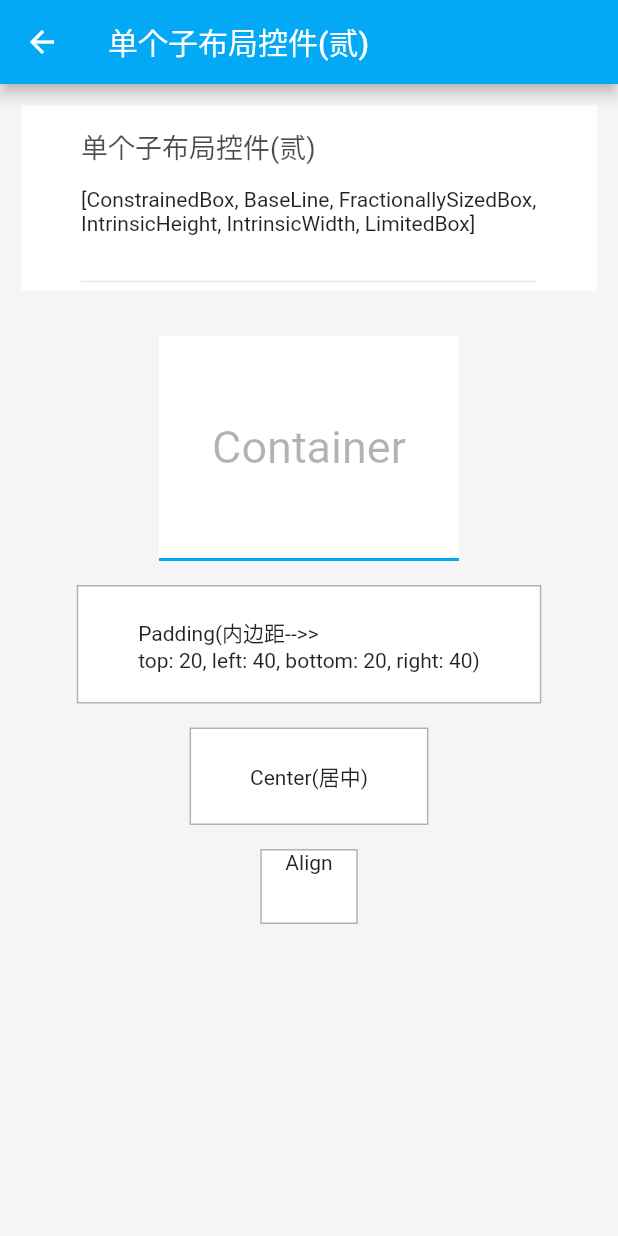
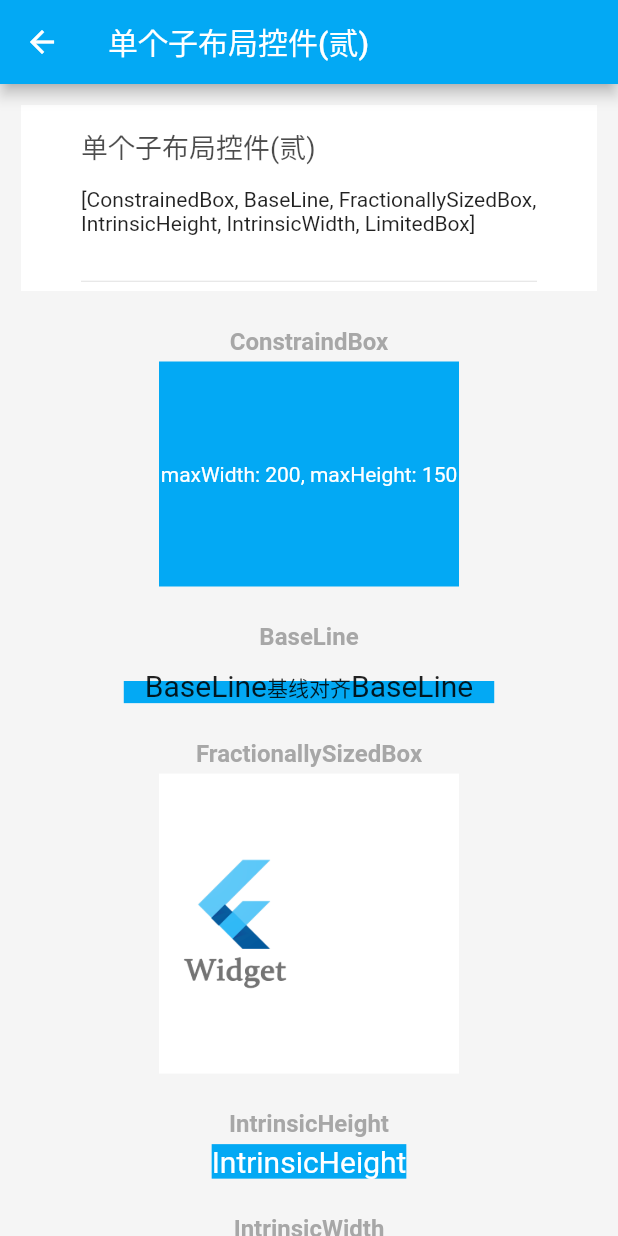
Before and after one commit to WitheredSkull/Flutter_Widget, a Flutter app: the screen it shows after launch, after a tap on "单个子布局控件(贰)", on a phone screen of 412 x 824 dp. Run offline on Flutter 3.47's test engine with Material 2 defaults, Android fonts, the phone set to English and light mode, and no system bars.

Commit message:
完成了大约十个部件，有些Flutter到底写的啥玩意，做出来完全没什么效果，官方文档页不够全面的，哎

```diff
--- a/lib/view/base/BaseCodeState.dart
+++ b/lib/view/base/BaseCodeState.dart
@@ -10,12 +10,12 @@ abstract class BaseCodeState<T extends StatefulWidget> extends State<T> {
   String copeContent;
 
   ///是否需要跳转功能
-  bool isEnableCode = false;
+  bool isEnableCode;
 
   BaseCodeState({
     this.path,
     this.copeContent,
-    this.isEnableCode,
+    this.isEnableCode = false,
   });
 
   @override
--- a/lib/view/container/Layout.dart
+++ b/lib/view/container/Layout.dart
@@ -1,11 +1,14 @@
 import 'package:flutter/material.dart';
 import 'package:flutter_widget/view/base/BaseCodeState.dart';
 import 'package:flutter_widget/view/widget/AlignWidget.dart';
+import 'package:flutter_widget/view/widget/AspectRatioWidget.dart';
 import 'package:flutter_widget/view/widget/CenterWidget.dart';
 import 'package:flutter_widget/view/widget/ContainerWidget.dart';
 import 'package:flutter_widget/view/widget/Explan.dart';
 import 'package:flutter_widget/model/bean/ItemViewExplainBean.dart';
 import 'package:flutter_widget/application/app.dart' as APP;
+import 'package:flutter_widget/view/widget/FittedBoxWidget.dart';
+import 'package:flutter_widget/view/widget/ItemName.dart';
 import 'package:flutter_widget/view/widget/PaddingWidget.dart';
 
 class LayoutPage extends StatefulWidget {
@@ -41,37 +44,50 @@ class LayoutState extends BaseCodeState<LayoutPage> {
               Text(widget.data.explain)
             ],
           ),
-          SizedBox(
-            height: 16,
-          ),
+          ItemName("Container"),
           ContainerWidget(),
-          SizedBox(
-            height: 16,
-          ),
+          ItemName("Padding"),
           Container(
             child: PaddingWidget(),
             decoration: BoxDecoration(
                 color: Colors.white,
                 border: Border.all(color: Colors.black.withOpacity(0.3))),
           ),
-          SizedBox(
-            height: 16,
-          ),
+          ItemName("Center"),
           Container(
             child: CenterWidget(),
             decoration: BoxDecoration(
                 color: Colors.white,
                 border: Border.all(color: Colors.black.withOpacity(0.3))),
           ),
-          SizedBox(
-            height: 16,
-          ),
+          ItemName("Align"),
           Container(
             child: AlignWidget(),
             decoration: BoxDecoration(
                 color: Colors.white,
                 border: Border.all(color: Colors.black.withOpacity(0.3))),
           ),
+          ItemName("FittedBox"),
+          Container(
+            width: 200,
+            height: 150,
+            child: FittedBoxWidget(),
+            decoration: BoxDecoration(
+                color: Colors.white,
+                border: Border.all(color: Colors.black.withOpacity(0.3))),
+          ),
+          ItemName("AspectRatio"),
+          Container(
+            width: 100,
+            child: Align(
+              alignment: Alignment.center,
+              child: AspectRatioWidget(),
+            ),
+            decoration: BoxDecoration(
+                color: Colors.white,
+                border: Border.all(color: Colors.black.withOpacity(0.3))),
+          ),
+          SizedBox(height: 48,)
         ],
       ),
     );
--- /dev/null
+++ b/lib/view/container/Layout2.dart
@@ -0,0 +1,82 @@
+import 'package:flutter/material.dart';
+import 'package:flutter_widget/model/bean/ItemViewExplainBean.dart';
+import 'package:flutter_widget/view/base/BaseCodeState.dart';
+import 'package:flutter_widget/view/widget/BaseLineWidget.dart';
+import 'package:flutter_widget/view/widget/ConstrainedBoxWidget.dart';
+import 'package:flutter_widget/view/widget/Explan.dart';
+import 'package:flutter_widget/application/app.dart' as APP;
+import 'package:flutter_widget/view/widget/FractionallySizedBoxWidget.dart';
+import 'package:flutter_widget/view/widget/IntrinsicHeightWidget.dart';
+import 'package:flutter_widget/view/widget/IntrinsicWidthWidget.dart';
+import 'package:flutter_widget/view/widget/ItemName.dart';
+import 'package:flutter_widget/view/widget/LimitedBoxWidget.dart';
+
+class Layout2Page extends StatefulWidget {
+  ItemViewExplainBean data;
+
+  Layout2Page(this.data);
+
+  @override
+  State<StatefulWidget> createState() {
+    return Layout2State();
+  }
+}
+
+class Layout2State extends BaseCodeState<Layout2Page> {
+  @override
+  Widget body() {
+    return SingleChildScrollView(
+      child: Column(
+        crossAxisAlignment: CrossAxisAlignment.center,
+        children: <Widget>[
+          Explan(
+            widget.data.title,
+            marginTop: APP.AssetsSize.SIZE_DEFAULT_PADDING,
+            children: <Widget>[
+              Text(widget.data.subtitle),
+              Text(widget.data.explain)
+            ],
+          ),
+          ItemName("ConstraindBox"),
+          ConstrainedBoxWidget(),
+          ItemName("BaseLine"),
+          Container(
+            margin: EdgeInsets.only(top: 16),
+            color: Colors.lightBlue,
+            padding: EdgeInsets.only(left: 14, right: 14),
+            child: Row(
+              mainAxisSize: MainAxisSize.min,
+              children: <Widget>[
+                BaseLineWidget(),
+                Baseline(baseline: 10, baselineType: TextBaseline.ideographic,child: Text("基线对齐"),),
+                BaseLineWidget(),
+              ],
+            ),
+          ),
+          ItemName("FractionallySizedBox"),
+          Container(
+            width: 200,
+            height: 200,
+            color: Colors.white,
+            child: FractionallySizedBoxWidget(),
+          ),
+          ItemName("IntrinsicHeight"),
+          IntrinsicHeightWidget(),
+          ItemName("IntrinsicWidth"),
+          IntrinsicWidthWidget(),
+          ItemName("IntrinsicWidth"),
+          LimitedBoxWidget(),
+          SizedBox(height: 48,)
+        ],
+      ),
+    );
+  }
+
+  @override
+  void initData() {}
+
+  @override
+  String title() {
+    return widget.data.title;
+  }
+}
--- a/lib/view/home/Basics.dart
+++ b/lib/view/home/Basics.dart
@@ -3,6 +3,8 @@ import 'dart:math';
 import 'package:flutter/material.dart';
 import 'package:flutter_widget/presenter/BasicsPresenter.dart';
 import 'package:flutter_widget/view/container/Layout.dart';
+import 'package:flutter_widget/view/container/Layout2.dart';
+import 'package:flutter_widget/view/container/Layout3.dart';
 import 'package:flutter_widget/view/list/InfiniteList.dart';
 import 'package:flutter_widget/view/widget/Item.dart';
 import 'package:flutter_widget/view/widget/Rectangle.dart';
@@ -52,7 +54,7 @@ class BasicsState extends State<BasicsPage> {
               presenter.itemData[1].subtitle,
               onTap: () {
                 Navigator.push(context, MaterialPageRoute(builder: (setting) {
-                  return LayoutPage(
+                  return Layout2Page(
                     presenter.itemData[1],
                   );
                 }));
@@ -65,7 +67,7 @@ class BasicsState extends State<BasicsPage> {
               presenter.itemData[2].subtitle,
               onTap: () {
                 Navigator.push(context, MaterialPageRoute(builder: (setting) {
-                  return LayoutPage(
+                  return Layout3Page(
                     presenter.itemData[2],
                   );
                 }));
--- a/lib/view/widget/AlignWidget.dart
+++ b/lib/view/widget/AlignWidget.dart
@@ -6,11 +6,11 @@ class AlignWidget extends StatelessWidget{
   Widget build(BuildContext context) {
     return Align(
       ///子部件
-      child: Text("Align"),
+      child: Text("Alignment.topLeft(文字对齐顶部左边)\nwidthFactor: 1.5(宽是文字的1.5倍)\nheightFactor: 3.0(高是文字三倍)"),
       ///对齐方式
-      alignment: Alignment.topCenter,
+      alignment: Alignment.topLeft,
       ///宽度缩放因子,当前2.0表示实际内容宽度的两倍,3.0就是3倍
-      widthFactor: 2.0,
+      widthFactor: 1.5,
       ///高度缩放因子
       heightFactor: 3.0,
     );
--- /dev/null
+++ b/lib/view/widget/BaseLineWidget.dart
@@ -0,0 +1,21 @@
+import 'package:flutter/material.dart';
+
+class BaseLineWidget extends StatelessWidget {
+  @override
+
+  ///此部件会让子部件根据基线(baseline)定位位置
+  ///A widget that positions its child according to the child's baseline.
+  Widget build(BuildContext context) {
+    return Baseline(
+      ///基线距离顶部的位置
+      baseline: 10,
+      ///基线对齐的类型：TextBaseline.alphabetic(按照字母),TextBaseline.ideographic(按照文字)
+      baselineType: TextBaseline.ideographic,
+      ///子部件
+      child: Text(
+        "BaseLine",
+        style: TextStyle(fontSize: 20),
+      ),
+    );
+  }
+}
--- /dev/null
+++ b/lib/view/widget/ConstrainedBoxWidget.dart
@@ -0,0 +1,24 @@
+import 'package:flutter/material.dart';
+
+class ConstrainedBoxWidget extends StatelessWidget {
+  @override
+  Widget build(BuildContext context) {
+    ///可以自由约束宽高的部件
+    ///A convenience widget that combines common painting, positioning, and sizing widgets.
+    return ConstrainedBox(
+      ///限制条件，比如我现在限制了他的最大大小为宽200，高150，但是的子部件宽高相等
+      ///实际展示出来将的会是ConstrainedBox限制的大小，不会去管子部件超出的大小
+      constraints: BoxConstraints(maxWidth: 200, maxHeight: 150),
+      child: Container(
+        color: Colors.lightBlue,
+        width: 300,
+        height: 300,
+        alignment: Alignment.center,
+        child: Text(
+          "maxWidth: 200, maxHeight: 150",
+          style: TextStyle(color: Colors.white),
+        ),
+      ),
+    );
+  }
+}
--- a/lib/view/widget/ContainerWidget.dart
+++ b/lib/view/widget/ContainerWidget.dart
@@ -19,7 +19,7 @@ class ContainerWidget extends StatelessWidget {
       height: 150,
 
       ///设置边缘同其他Widget的边距
-      margin: EdgeInsets.only(top: 14),
+      margin: EdgeInsets.all(0),
 
       ///变换（可以随意对你的Container进行4D矩阵变换操作，类似PS的变换效果，下面代码的效果是延X轴倾斜0.1弧度）
 //      transform: Matrix4.skewX(0.1),
--- /dev/null
+++ b/lib/view/widget/FractionallySizedBoxWidget.dart
@@ -0,0 +1,26 @@
+import 'package:flutter/material.dart';
+
+class FractionallySizedBoxWidget extends StatelessWidget {
+  @override
+  Widget build(BuildContext context) {
+    /**这个部件可以将你的子部件自动调整到可用空间的宽高比例
+        比如父部件可用空间100宽度，FractionallySizedBox的widthFactor设置0.5
+        最后子布局展示的宽度为50*/
+    ///A widget that sizes its child to a fraction of the total available space. For more details about the layout algorithm
+    return FractionallySizedBox(
+      ///对齐方式
+      alignment: Alignment.centerLeft,
+
+      ///宽度将按照父布局可用空间缩放
+      widthFactor: 0.5,
+
+      ///高度将按照父布局可用空间缩放
+      heightFactor: 0.5,
+
+      ///子部件
+      child: Image.asset(
+        "assets/images/icon/flutter_widget.png",
+      ),
+    );
+  }
+}
--- /dev/null
+++ b/lib/view/widget/IntrinsicHeightWidget.dart
@@ -0,0 +1,19 @@
+import 'package:flutter/material.dart';
+
+class IntrinsicHeightWidget extends StatelessWidget {
+  @override
+  Widget build(BuildContext context) {
+    /**
+     * 它可以根据设置的高调整子部件的大小
+     * 不过这个东西怎么用我也不理解，官方文档是说用来控制无限增长的宽高，我也很懵逼
+     */
+    ///A widget that sizes its child to the child's intrinsic height
+    return IntrinsicHeight(
+      ///设置子部件
+      child: Container(
+        color: Colors.lightBlue,
+        child: Text("IntrinsicHeight",style: TextStyle(fontSize: 20,color: Colors.white)),
+      ),
+    );
+  }
+}
--- /dev/null
+++ b/lib/view/widget/IntrinsicWidthWidget.dart
@@ -0,0 +1,21 @@
+import 'package:flutter/material.dart';
+
+class IntrinsicWidthWidget extends StatelessWidget {
+  @override
+  Widget build(BuildContext context) {
+    /**
+     * 它可以根据设置的宽调整子部件的大小
+     * 不过这个东西怎么用我也不理解，官方文档是说用来控制无限增长的宽高，我也很懵逼
+     */
+    ///A widget that sizes its child to the child's intrinsic width.
+    return IntrinsicWidth(
+      ///步长
+      stepWidth: 200,
+      stepHeight: 50,
+      child: Container(
+        color: Colors.lightBlue,
+        child: Text("IntrinsicWidth",style: TextStyle(fontSize: 20,color: Colors.white),),
+      ),
+    );
+  }
+}
--- /dev/null
+++ b/lib/view/widget/ItemName.dart
@@ -0,0 +1,22 @@
+import 'package:flutter/material.dart';
+import 'package:flutter_widget/application/app.dart' as APP;
+
+class ItemName extends StatelessWidget {
+  String data;
+
+  ItemName(this.data) : assert(data != null);
+
+  @override
+  Widget build(BuildContext context) {
+    return Padding(
+      padding: EdgeInsets.only(top: 24, bottom: 4),
+      child: Text(
+        data,
+        style: TextStyle(
+            color: Theme.of(context).textTheme.subtitle.color,
+            fontSize: APP.AssetsSize.SIZE_TITLE_TEXT,
+            fontWeight: FontWeight.bold),
+      ),
+    );
+  }
+}
--- /dev/null
+++ b/lib/view/widget/LimitedBoxWidget.dart
@@ -0,0 +1,24 @@
+import 'package:flutter/material.dart';
+
+class LimitedBoxWidget extends StatelessWidget {
+  @override
+  Widget build(BuildContext context) {
+
+    /**可以控制子部件的最大宽高,如果这个小部件自己的宽度高度是不受限制的，
+     * 则会扩展到最大宽高，但是高度无限时会给部件设置一个指定的高度
+     */
+    ///A box that limits its size only when it's unconstrained.
+    return LimitedBox(
+      ///限制最大宽度
+      maxWidth: 150,
+      ///限制最大高度
+      maxHeight: 200,
+      ///子部件
+      child: Container(
+        width: 150,
+        color: Colors.white,
+        alignment: Alignment.center,
+        child: Text("LimitedBoxWidget"),),
+    );
+  }
+}
--- a/pubspec.yaml
+++ b/pubspec.yaml
@@ -42,6 +42,7 @@ flutter:
 
   # To add assets to your application, add an assets section, like this:
   assets:
+    - assets/images/icon/flutter_widget.png
     - assets/images/icon/ic_baidu.png
     - assets/images/icon/ic_basics.png
     - assets/images/icon/ic_basics_primary.png
```
Also changed, not shown: lib/view/container/Layout3.dart (added, +45 -0 lines), lib/view/widget/AspectRatioWidget.dart (added, +29 -0 lines), lib/view/widget/FittedBoxWidget.dart (added, +17 -0 lines), assets/images/icon/flutter_widget.png (added).
